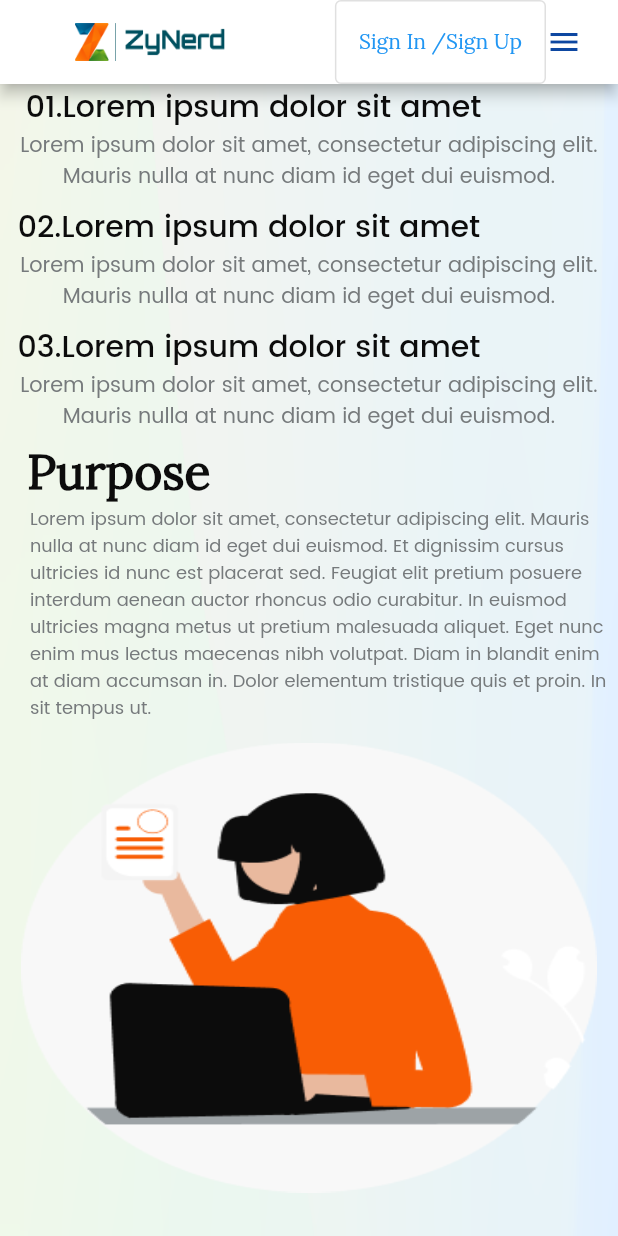
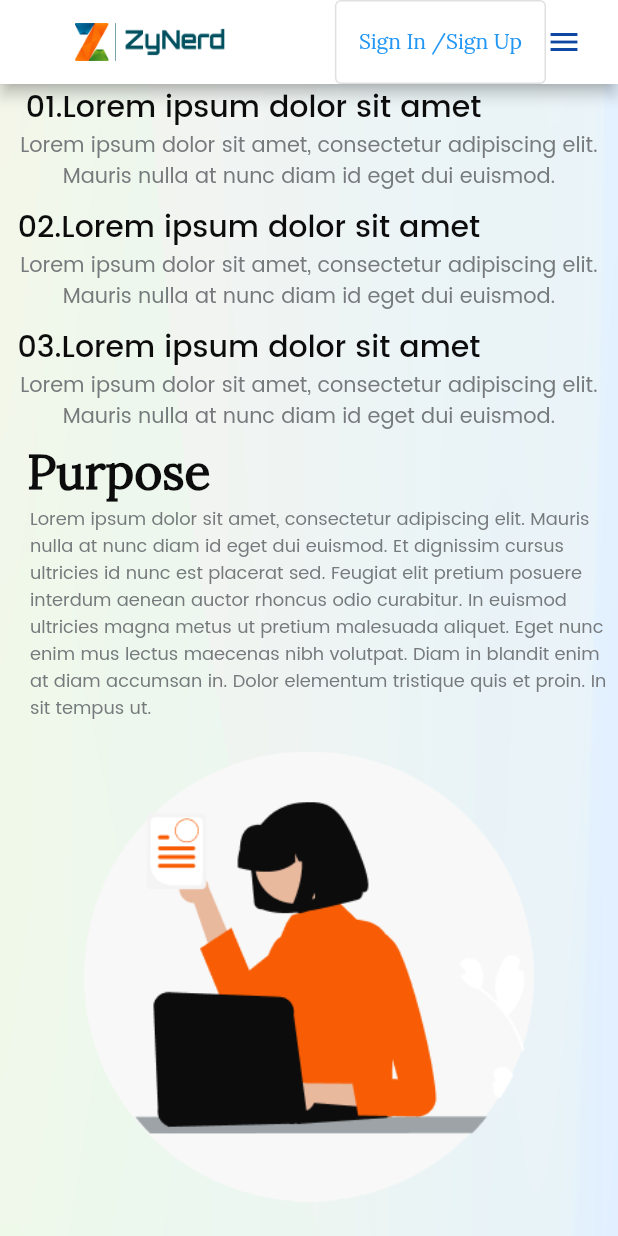
Before and after one commit to corvantaanalytics/Zynerd_MobileApp, a Flutter app: the AboutUs screen opened directly, scrolled down 932 dp, on a phone screen of 412 x 824 dp. Run offline on Flutter 3.47's test engine with Material 2 defaults, Android fonts, the light colour scheme and no system bars; our stand-ins replace flutter_svg; missing offline and left inert: dart:ffi, email_auth, footer.

Commit message:
About Us

```diff
--- a/lib/views/About_Us.dart
+++ b/lib/views/About_Us.dart
@@ -379,7 +379,8 @@ class AboutUsState extends State<AboutUs> {
                   Container(
                     child: Container(
                       height: 300,
-                      margin: EdgeInsets.all(14.0),
+                      width: 300,
+                      margin: EdgeInsets.all(20.0),
                       decoration: const BoxDecoration(
                         image: DecorationImage(
                             image:
```
